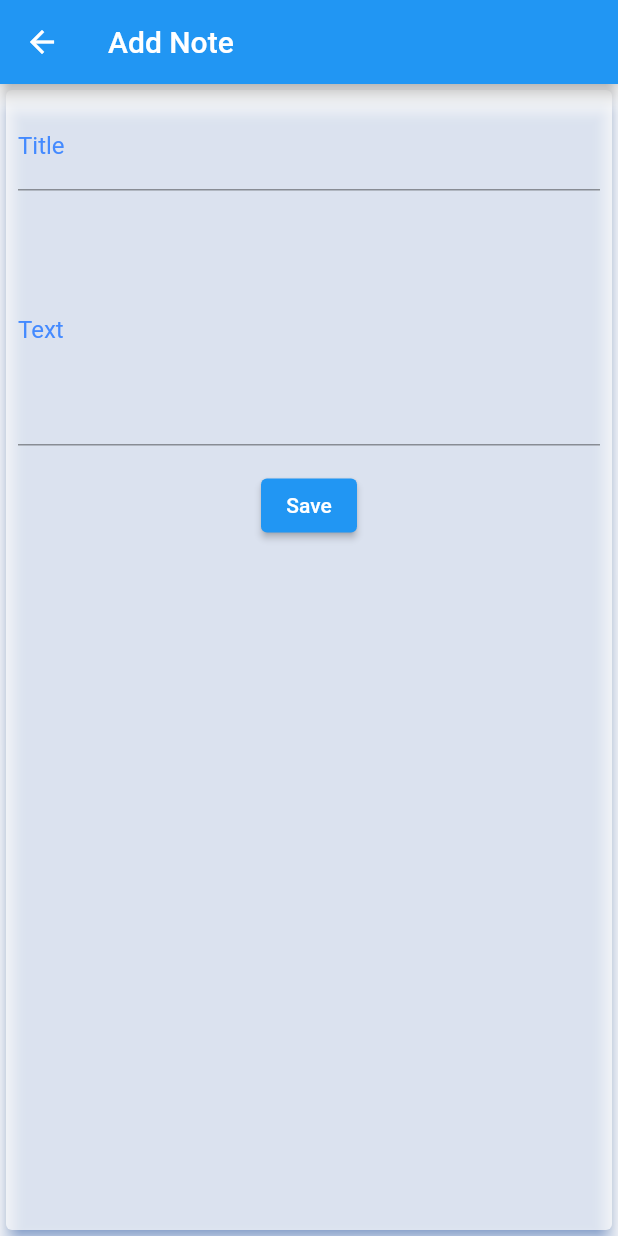
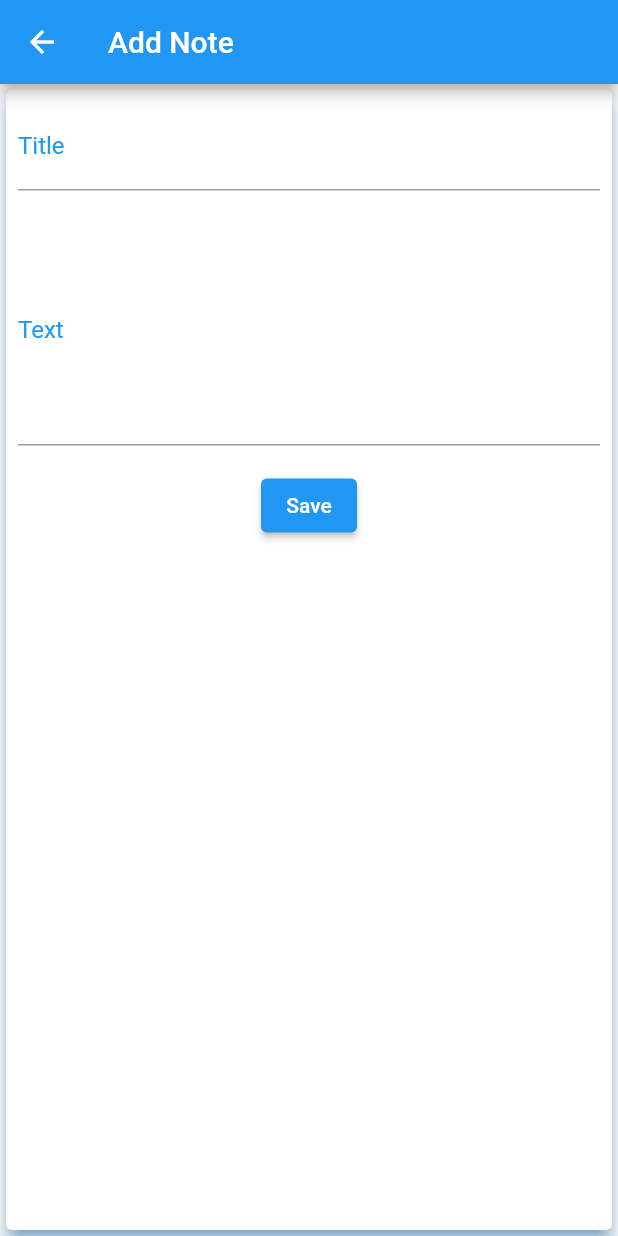
Before and after one commit to sagar-joshi/flutter-todo, a Flutter app: the AddNote screen opened directly, on a phone screen of 412 x 824 dp. Run offline on Flutter 3.47's test engine with Material 2 defaults, Android fonts, the phone set to English and light mode, and no system bars; our stand-ins replace sqflite; accounts and stored records are empty.

Commit message:
add proper color scheme

```diff
--- a/lib/screens/addnote.dart
+++ b/lib/screens/addnote.dart
@@ -51,8 +51,8 @@ class _AddNoteState extends State<AddNote> {
       ),
       body: Container(
         child: Card(
-          color: secondaryColor,
-          shadowColor: primaryColor,
+          color: palette.surface,
+          shadowColor: palette.primary,
           elevation: 5.0,
           child: Form(
             key: _formKey,
@@ -66,8 +66,8 @@ class _AddNoteState extends State<AddNote> {
                     decoration: InputDecoration(
                       labelText: 'Title',
                       hintText: 'Enter title here',
-                      labelStyle: TextStyle(color: primaryColor),
-                      hintStyle: TextStyle(color: primaryColor),
+                      labelStyle: TextStyle(color: palette.primary),
+                      hintStyle: TextStyle(color: palette.primary),
                     ),
                     validator: (value) {
                       if (value.isEmpty) {
@@ -88,8 +88,8 @@ class _AddNoteState extends State<AddNote> {
                     maxLines: 6,
                     decoration: InputDecoration(
                       labelText: 'Text',
-                      labelStyle: TextStyle(color: primaryColor),
-                      hintStyle: TextStyle(color: primaryColor),
+                      labelStyle: TextStyle(color: palette.primary),
+                      hintStyle: TextStyle(color: palette.primary),
                       hintText: 'Enter text here',
                     ),
                     validator: (value) {
```
Also changed, not shown: lib/screens/expandnote.dart (+4 -4 lines), lib/screens/notelist.dart (+9 -18 lines), lib/utils/color_scheme.dart (+29 -3 lines).
